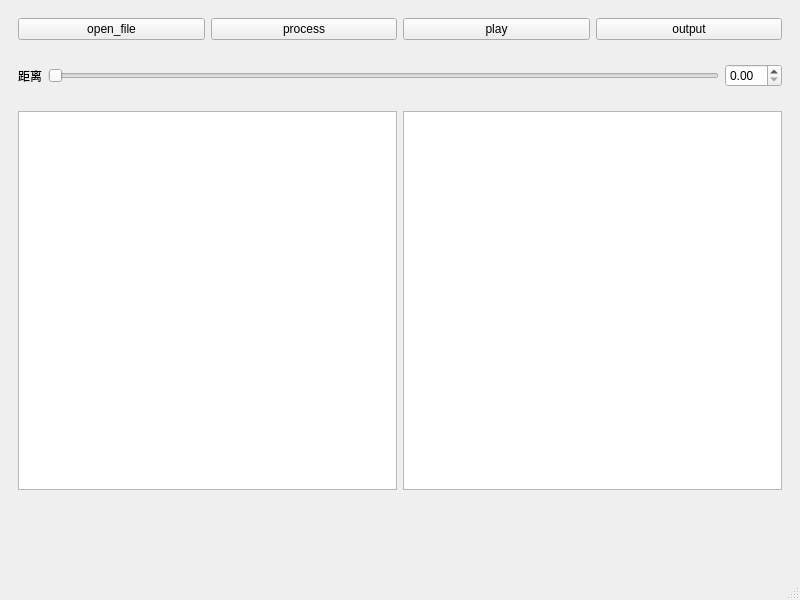
First picture: the form in publicize.ui, repository hm521521/laser_control, before the edit.
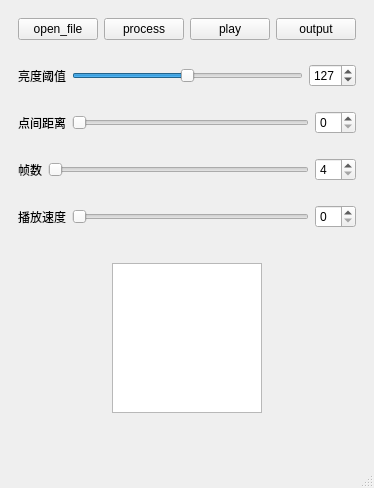
Second picture: the form after the edit. Custom widgets are drawn as their Qt base class.

Diff of the .ui file:
```diff
--- a/publicize.ui
+++ b/publicize.ui
@@ -6,8 +6,8 @@
    <rect>
     <x>0</x>
     <y>0</y>
-    <width>800</width>
-    <height>600</height>
+    <width>354</width>
+    <height>488</height>
    </rect>
   </property>
   <property name="windowTitle">
@@ -49,13 +49,49 @@
       </layout>
      </widget>
     </item>
+    <item>
+     <widget class="QWidget" name="widget_7" native="true">
+      <layout class="QHBoxLayout" name="horizontalLayout_7">
+       <item>
+        <widget class="QLabel" name="label_4">
+         <property name="text">
+          <string>亮度阈值</string>
+         </property>
+        </widget>
+       </item>
+       <item>
+        <widget class="QSlider" name="thresh_horizontalSlider">
+         <property name="maximum">
+          <number>255</number>
+         </property>
+         <property name="value">
+          <number>127</number>
+         </property>
+         <property name="orientation">
+          <enum>Qt::Horizontal</enum>
+         </property>
+        </widget>
+       </item>
+       <item>
+        <widget class="QSpinBox" name="thresh_spinBox">
+         <property name="maximum">
+          <number>255</number>
+         </property>
+         <property name="value">
+          <number>127</number>
+         </property>
+        </widget>
+       </item>
+      </layout>
+     </widget>
+    </item>
     <item>
      <widget class="QWidget" name="widget_3" native="true">
       <layout class="QHBoxLayout" name="horizontalLayout_3">
        <item>
         <widget class="QLabel" name="label">
          <property name="text">
-          <string>距离</string>
+          <string>点间距离</string>
          </property>
         </widget>
        </item>
@@ -67,7 +103,120 @@
         </widget>
        </item>
        <item>
-        <widget class="QDoubleSpinBox" name="distance_SpinBox"/>
+        <widget class="QSpinBox" name="distance_spinBox"/>
+       </item>
+      </layout>
+     </widget>
+    </item>
+    <item>
+     <widget class="QWidget" name="widget_4" native="true">
+      <layout class="QHBoxLayout" name="horizontalLayout_4">
+       <item>
+        <widget class="QLabel" name="label_2">
+         <property name="text">
+          <string>帧数</string>
+         </property>
+        </widget>
+       </item>
+       <item>
+        <widget class="QSlider" name="image_num_horizontalSlider">
+         <property name="minimum">
+          <number>4</number>
+         </property>
+         <property name="maximum">
+          <number>88</number>
+         </property>
+         <property name="orientation">
+          <enum>Qt::Horizontal</enum>
+         </property>
+        </widget>
+       </item>
+       <item>
+        <widget class="QSpinBox" name="image_num_spinBox">
+         <property name="minimum">
+          <number>4</number>
+         </property>
+         <property name="maximum">
+          <number>88</number>
+         </property>
+        </widget>
+       </item>
+      </layout>
+     </widget>
+    </item>
+    <item>
+     <widget class="QWidget" name="widget_5" native="true">
+      <layout class="QHBoxLayout" name="horizontalLayout_5">
+       <item>
+        <widget class="QLabel" name="label_3">
+         <property name="text">
+          <string>播放速度</string>
+         </property>
+        </widget>
+       </item>
+       <item>
+        <widget class="QSlider" name="horizontalSlider_2">
+         <property name="orientation">
+          <enum>Qt::Horizontal</enum>
+         </property>
+        </widget>
+       </item>
+       <item>
+        <widget class="QSpinBox" name="spinBox_2"/>
+       </item>
+      </layout>
+     </widget>
+    </item>
+    <item>
+     <widget class="QWidget" name="widget_6" native="true">
+      <layout class="QHBoxLayout" name="horizontalLayout_6">
+       <item>
+        <spacer name="horizontalSpacer">
+         <property name="orientation">
+          <enum>Qt::Horizontal</enum>
+         </property>
+         <property name="sizeHint" stdset="0">
+          <size>
+           <width>75</width>
+           <height>20</height>
+          </size>
+         </property>
+        </spacer>
+       </item>
+       <item>
+        <widget class="scene_panel" name="pub_scene_panel">
+         <property name="minimumSize">
+          <size>
+           <width>150</width>
+           <height>150</height>
+          </size>
+         </property>
+         <property name="maximumSize">
+          <size>
+           <width>150</width>
+           <height>150</height>
+          </size>
+         </property>
+         <property name="baseSize">
+          <size>
+           <width>0</width>
+           <height>0</height>
+          </size>
+         </property>
+        </widget>
+       </item>
+       <item>
+        <spacer name="horizontalSpacer_2">
+         <property name="orientation">
+          <enum>Qt::Horizontal</enum>
+         </property>
+         <property name="sizeHint" stdset="0">
+          <size>
+           <width>75</width>
+           <height>20</height>
+          </size>
+         </property>
+        </spacer>
        </item>
       </layout>
      </widget>
@@ -76,54 +225,11 @@
      <widget class="QWidget" name="widget" native="true">
       <layout class="QHBoxLayout" name="horizontalLayout">
        <item>
-        <spacer name="horizontalSpacer">
-         <property name="orientation">
-          <enum>Qt::Horizontal</enum>
-         </property>
-         <property name="sizeHint" stdset="0">
-          <size>
-           <width>40</width>
-           <height>20</height>
-          </size>
-         </property>
-        </spacer>
-       </item>
-       <item>
-        <widget class="output_panel" name="public_panel_1">
-         <property name="minimumSize">
-          <size>
-           <width>379</width>
-           <height>379</height>
-          </size>
-         </property>
-        </widget>
-       </item>
-       <item>
-        <widget class="output_panel" name="public_panel_2">
-         <property name="minimumSize">
-          <size>
-           <width>379</width>
-           <height>379</height>
-          </size>
-         </property>
-        </widget>
+        <layout class="QGridLayout" name="publicize_gridLayout" rowminimumheight="0"/>
        </item>
       </layout>
      </widget>
     </item>
-    <item>
-     <spacer name="verticalSpacer">
-      <property name="orientation">
-       <enum>Qt::Vertical</enum>
-      </property>
-      <property name="sizeHint" stdset="0">
-       <size>
-        <width>20</width>
-        <height>20</height>
-       </size>
-      </property>
-     </spacer>
-    </item>
    </layout>
   </widget>
   <widget class="QMenuBar" name="menubar">
@@ -131,7 +237,7 @@
     <rect>
      <x>0</x>
      <y>0</y>
-     <width>800</width>
+     <width>354</width>
      <height>23</height>
     </rect>
    </property>
@@ -140,9 +246,9 @@
  </widget>
  <customwidgets>
   <customwidget>
-   <class>output_panel</class>
+   <class>scene_panel</class>
    <extends>QGraphicsView</extends>
-   <header>output_panel.h</header>
+   <header location="global">main_panel.h</header>
   </customwidget>
  </customwidgets>
  <resources/>
```
